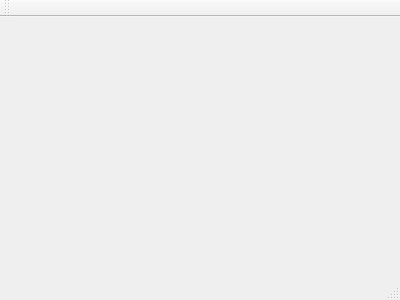
First picture: the form in prototypes/proto-chain-initialize/mainwindow.ui, repository egeldenhuys/prothesis, before the edit.
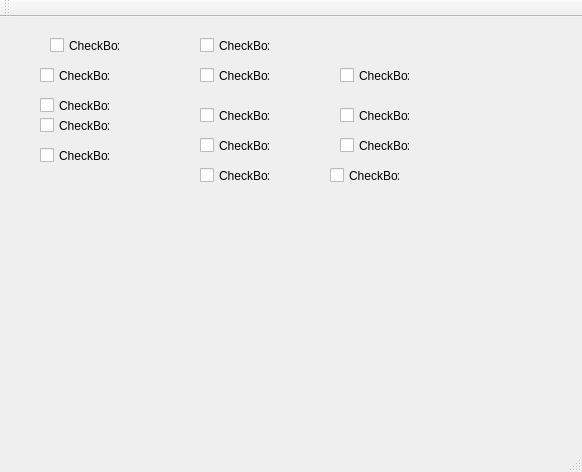
Second picture: the form after the edit. Custom widgets are drawn as their Qt base class.

Commit message: Finish creating chain linked check box objects

```diff
--- a/prototypes/proto-chain-initialize/mainwindow.ui
+++ b/prototypes/proto-chain-initialize/mainwindow.ui
@@ -1,24 +1,313 @@
 <ui version="4.0">
  <class>MainWindow</class>
- <widget class="QMainWindow" name="MainWindow" >
-  <property name="geometry" >
+ <widget class="QMainWindow" name="MainWindow">
+  <property name="geometry">
    <rect>
     <x>0</x>
     <y>0</y>
-    <width>400</width>
-    <height>300</height>
+    <width>582</width>
+    <height>472</height>
    </rect>
   </property>
   <property name="windowTitle" >
    <string>MainWindow</string>
   </property>
-  <widget class="QMenuBar" name="menuBar" />
-  <widget class="QToolBar" name="mainToolBar" />
-  <widget class="QWidget" name="centralWidget" />
-  <widget class="QStatusBar" name="statusBar" />
+  <widget class="QWidget" name="centralWidget">
+   <widget class="LinkedCheckBox" name="checkBox">
+    <property name="geometry">
+     <rect>
+      <x>200</x>
+      <y>20</y>
+      <width>70</width>
+      <height>17</height>
+     </rect>
+    </property>
+    <property name="accessibleName">
+     <string>B</string>
+    </property>
+    <property name="accessibleDescription">
+     <string>2</string>
+    </property>
+    <property name="text">
+     <string>CheckBox</string>
+    </property>
+   </widget>
+   <widget class="LinkedCheckBox" name="checkBox_2">
+    <property name="geometry">
+     <rect>
+      <x>40</x>
+      <y>50</y>
+      <width>70</width>
+      <height>17</height>
+     </rect>
+    </property>
+    <property name="accessibleName">
+     <string>A</string>
+    </property>
+    <property name="accessibleDescription">
+     <string>3</string>
+    </property>
+    <property name="text">
+     <string>CheckBox</string>
+    </property>
+   </widget>
+   <widget class="LinkedCheckBox" name="checkBox_3">
+    <property name="geometry">
+     <rect>
+      <x>200</x>
+      <y>90</y>
+      <width>70</width>
+      <height>17</height>
+     </rect>
+    </property>
+    <property name="accessibleName">
+     <string>B</string>
+    </property>
+    <property name="accessibleDescription">
+     <string>2</string>
+    </property>
+    <property name="text">
+     <string>CheckBox</string>
+    </property>
+   </widget>
+   <widget class="LinkedCheckBox" name="checkBox_4">
+    <property name="geometry">
+     <rect>
+      <x>340</x>
+      <y>50</y>
+      <width>70</width>
+      <height>17</height>
+     </rect>
+    </property>
+    <property name="accessibleName">
+     <string>C</string>
+    </property>
+    <property name="accessibleDescription">
+     <string>1</string>
+    </property>
+    <property name="text">
+     <string>CheckBox</string>
+    </property>
+   </widget>
+   <widget class="LinkedCheckBox" name="checkBox_5">
+    <property name="geometry">
+     <rect>
+      <x>50</x>
+      <y>20</y>
+      <width>70</width>
+      <height>17</height>
+     </rect>
+    </property>
+    <property name="accessibleName">
+     <string>A</string>
+    </property>
+    <property name="accessibleDescription">
+     <string>3</string>
+    </property>
+    <property name="text">
+     <string>CheckBox</string>
+    </property>
+   </widget>
+   <widget class="LinkedCheckBox" name="checkBox_6">
+    <property name="geometry">
+     <rect>
+      <x>40</x>
+      <y>130</y>
+      <width>70</width>
+      <height>17</height>
+     </rect>
+    </property>
+    <property name="accessibleName">
+     <string>A</string>
+    </property>
+    <property name="accessibleDescription">
+     <string>3</string>
+    </property>
+    <property name="text">
+     <string>CheckBox</string>
+    </property>
+   </widget>
+   <widget class="LinkedCheckBox" name="checkBox_7">
+    <property name="geometry">
+     <rect>
+      <x>330</x>
+      <y>150</y>
+      <width>70</width>
+      <height>17</height>
+     </rect>
+    </property>
+    <property name="accessibleName">
+     <string>C</string>
+    </property>
+    <property name="accessibleDescription">
+     <string>1</string>
+    </property>
+    <property name="text">
+     <string>CheckBox</string>
+    </property>
+   </widget>
+   <widget class="LinkedCheckBox" name="checkBox_8">
+    <property name="geometry">
+     <rect>
+      <x>340</x>
+      <y>120</y>
+      <width>70</width>
+      <height>17</height>
+     </rect>
+    </property>
+    <property name="accessibleName">
+     <string>C</string>
+    </property>
+    <property name="accessibleDescription">
+     <string>1</string>
+    </property>
+    <property name="text">
+     <string>CheckBox</string>
+    </property>
+   </widget>
+   <widget class="LinkedCheckBox" name="checkBox_9">
+    <property name="geometry">
+     <rect>
+      <x>340</x>
+      <y>90</y>
+      <width>70</width>
+      <height>17</height>
+     </rect>
+    </property>
+    <property name="accessibleName">
+     <string>C</string>
+    </property>
+    <property name="accessibleDescription">
+     <string>1</string>
+    </property>
+    <property name="text">
+     <string>CheckBox</string>
+    </property>
+   </widget>
+   <widget class="LinkedCheckBox" name="checkBox_10">
+    <property name="geometry">
+     <rect>
+      <x>200</x>
+      <y>120</y>
+      <width>70</width>
+      <height>17</height>
+     </rect>
+    </property>
+    <property name="accessibleName">
+     <string>B</string>
+    </property>
+    <property name="accessibleDescription">
+     <string>2</string>
+    </property>
+    <property name="text">
+     <string>CheckBox</string>
+    </property>
+   </widget>
+   <widget class="LinkedCheckBox" name="checkBox_11">
+    <property name="geometry">
+     <rect>
+      <x>40</x>
+      <y>80</y>
+      <width>70</width>
+      <height>17</height>
+     </rect>
+    </property>
+    <property name="accessibleName">
+     <string>A</string>
+    </property>
+    <property name="accessibleDescription">
+     <string>3</string>
+    </property>
+    <property name="text">
+     <string>CheckBox</string>
+    </property>
+   </widget>
+   <widget class="LinkedCheckBox" name="checkBox_12">
+    <property name="geometry">
+     <rect>
+      <x>200</x>
+      <y>50</y>
+      <width>70</width>
+      <height>17</height>
+     </rect>
+    </property>
+    <property name="accessibleName">
+     <string>B</string>
+    </property>
+    <property name="accessibleDescription">
+     <string>2</string>
+    </property>
+    <property name="text">
+     <string>CheckBox</string>
+    </property>
+   </widget>
+   <widget class="LinkedCheckBox" name="checkBox_13">
+    <property name="geometry">
+     <rect>
+      <x>200</x>
+      <y>150</y>
+      <width>70</width>
+      <height>17</height>
+     </rect>
+    </property>
+    <property name="accessibleName">
+     <string>B</string>
+    </property>
+    <property name="accessibleDescription">
+     <string>2</string>
+    </property>
+    <property name="text">
+     <string>CheckBox</string>
+    </property>
+   </widget>
+   <widget class="LinkedCheckBox" name="checkBox_14">
+    <property name="geometry">
+     <rect>
+      <x>40</x>
+      <y>100</y>
+      <width>70</width>
+      <height>17</height>
+     </rect>
+    </property>
+    <property name="accessibleName">
+     <string>A</string>
+    </property>
+    <property name="accessibleDescription">
+     <string>3</string>
+    </property>
+    <property name="text">
+     <string>CheckBox</string>
+    </property>
+   </widget>
+  </widget>
+  <widget class="QMenuBar" name="menuBar">
+   <property name="geometry">
+    <rect>
+     <x>0</x>
+     <y>0</y>
+     <width>582</width>
+     <height>21</height>
+    </rect>
+   </property>
+  </widget>
+  <widget class="QToolBar" name="mainToolBar">
+   <attribute name="toolBarArea">
+    <enum>TopToolBarArea</enum>
+   </attribute>
+   <attribute name="toolBarBreak">
+    <bool>false</bool>
+   </attribute>
+  </widget>
+  <widget class="QStatusBar" name="statusBar"/>
  </widget>
- <layoutDefault spacing="6" margin="11" />
- <pixmapfunction></pixmapfunction>
+ <layoutdefault spacing="6" margin="11"/>
+ <customwidgets>
+  <customwidget>
+   <class>LinkedCheckBox</class>
+   <extends>QCheckBox</extends>
+   <header>linkedcheckbox.h</header>
+  </customwidget>
+ </customwidgets>
  <resources/>
  <connections/>
 </ui>
```
Left out of the diff: 3 changed lines with no effect on the pictures. The commit also changes 3 other files.
